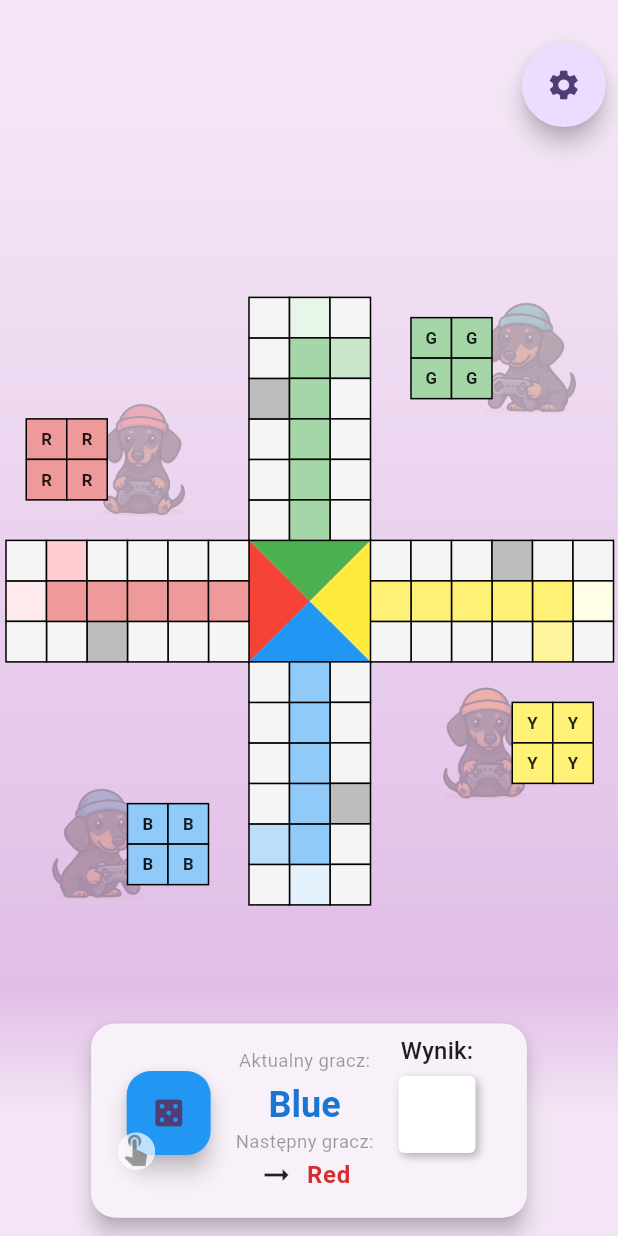
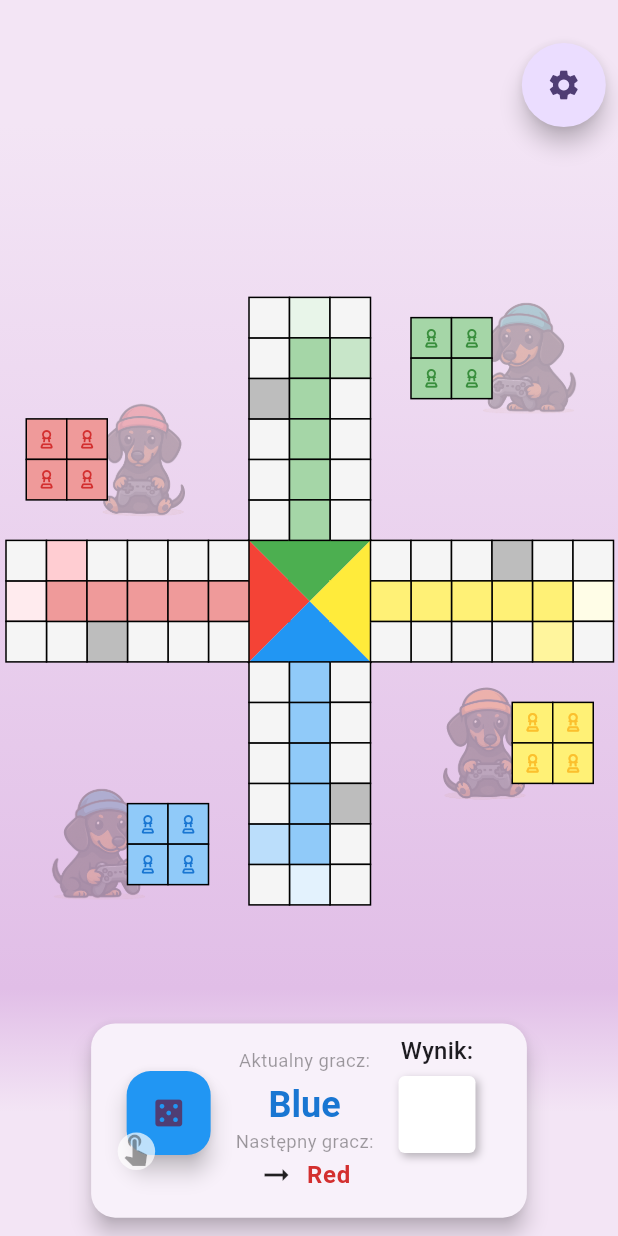
Before and after one commit to mikduk/ludo-game, a Flutter app: the screen it shows after launch, after a tap on "Nowa Gra", after a tap on "Rozpocznij grę", on a phone screen of 412 x 824 dp. Run offline on Flutter 3.47's test engine with Material 3 defaults, Android fonts, the phone set to English and light mode, and no system bars; our stand-ins replace audioplayers, font_awesome_flutter, get, package_info_plus, share_plus.

Commit message:
BASE_PAWN

```diff
--- /dev/null
+++ b/lib/views/pawn_base.dart
@@ -0,0 +1,37 @@
+import 'package:flutter/material.dart';
+import 'pawn_label.dart';
+
+class PawnBase extends PawnLabel {
+  PawnBase({
+    super.key,
+    required String letter,
+    required super.currentPlayer,
+    required super.waitForMove,
+  }) : super(
+    fieldValue: _computeFieldValue(letter),
+  );
+
+  static int _computeFieldValue(String letter) {
+    final index = _mapLetterToPlayerIndex(letter.toUpperCase());
+    if (index == null) return -1;
+
+    final digits = List.filled(4, 0)..[3 - index] = 1;
+    return int.parse(digits.join());
+  }
+
+  static int? _mapLetterToPlayerIndex(String letter) {
+    switch (letter) {
+      case 'B': return 0;
+      case 'R': return 1;
+      case 'G': return 2;
+      case 'Y': return 3;
+      default: return null;
+    }
+  }
+
+  @override
+  Widget build(BuildContext context) {
+    if (fieldValue < 0) return const SizedBox.shrink();
+    return super.build(context);
+  }
+}
--- a/lib/views/pawn_label.dart
+++ b/lib/views/pawn_label.dart
@@ -53,7 +53,7 @@ class PawnLabel extends StatelessWidget {
       listTarget.addAll(
         List.generate(
           counts[digit],
-              (_) => _PawnIcon(
+              (_) => PawnIcon(
             color: _digitColors[digit],
             size: iconSize,
             isActive: isActive,
@@ -90,12 +90,12 @@ class PawnLabel extends StatelessWidget {
 
 /* ──────────────────── pojedynczy pionek ──────────────────── */
 
-class _PawnIcon extends StatelessWidget {
+class PawnIcon extends StatelessWidget {
   final Color color;
   final double size;
   final bool isActive;
 
-  const _PawnIcon({
+  const PawnIcon({
     required this.color,
     required this.size,
     required this.isActive,
--- a/lib/views/squares/base_squared.dart
+++ b/lib/views/squares/base_squared.dart
@@ -2,6 +2,7 @@ import 'package:flutter/material.dart';
 import 'package:get/get.dart';
 import '../../controllers/game_page_controller.dart';
 import '../../controllers/screen_controller.dart';
+import '../pawn_base.dart';
 
 class BaseSquare extends StatelessWidget {
   final int index;
@@ -22,14 +23,10 @@ class BaseSquare extends StatelessWidget {
           decoration: BoxDecoration(
               color: color ?? Colors.grey.shade100, border: Border.all()),
           child: Center(
-            child: Text(
-              showPawn(controller
-                  .positionPawns[index]), // Wyświetla wartość board[index]
-              style: TextStyle(
-                fontSize: getSize(controller.positionPawns[index]),
-                color: Colors.black87,
-                fontWeight: FontWeight.bold,
-              ),
+            child: PawnBase(
+              letter: showPawn(controller.positionPawns[index]),
+              currentPlayer: controller.currentPlayer.value,
+              waitForMove: controller.waitForMove.value && controller.score.value == 6 && !controller.bots[controller.getCurrentPlayer()],
             ),
           ),
         )));
```
